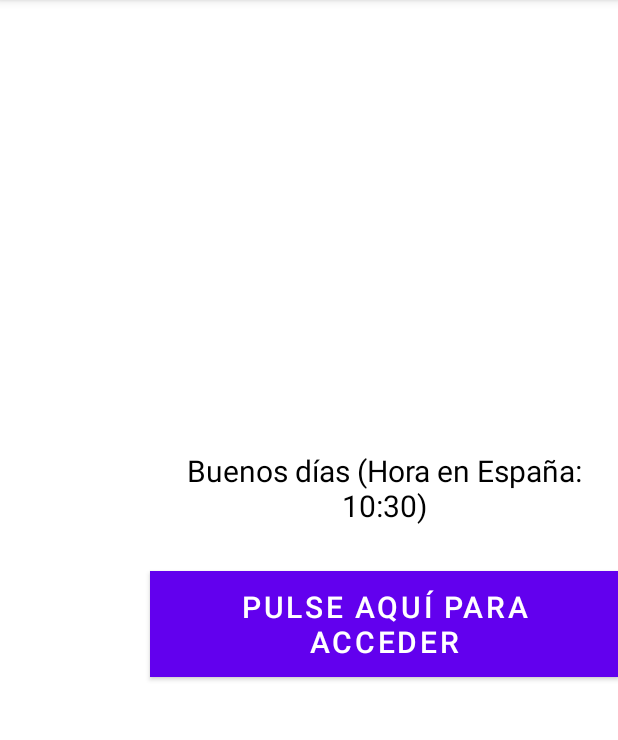
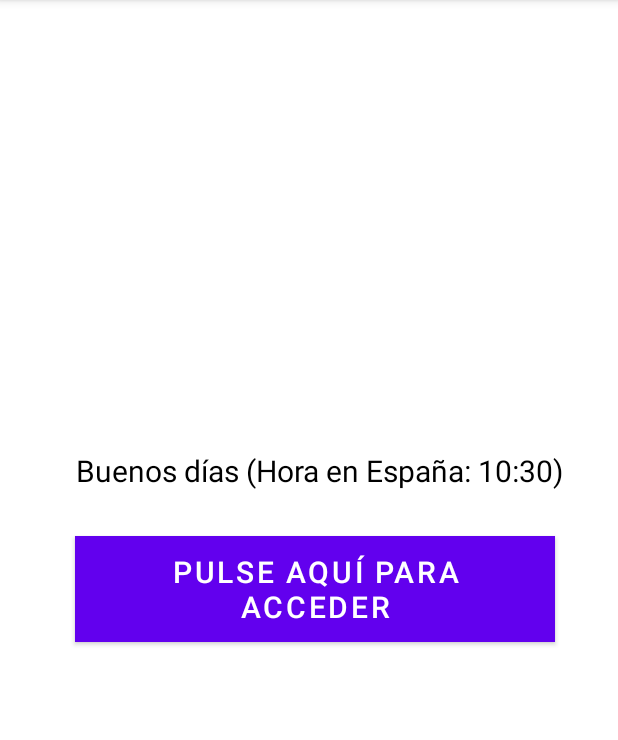
Before and after one commit to Tapiiaa/Aprendiendo, an Android app: the screen it shows after launch (FirstAppActivity), on a phone screen of 412 x 824 dp, the part 84-824 px from its top. Run offline under Robolectric (Android 15) with nearby library versions, the phone set to English and light mode, and no system bars.

Commit message:
xml modificado

```diff
--- a/app/src/main/res/layout/activity_first_app.xml
+++ b/app/src/main/res/layout/activity_first_app.xml
@@ -11,13 +11,15 @@
         android:id="@+id/greetingTextView"
         android:layout_width="wrap_content"
         android:layout_height="wrap_content"
-        android:text="Buenos días"
-        android:textSize="20sp"
         android:layout_marginTop="300dp"
         android:gravity="center"
+        android:text="Buenos días"
         android:textAlignment="center"
         android:textColor="@color/black"
-        android:layout_marginLeft="100dp" />
+        android:textSize="20sp"
+        android:layout_marginStart="50dp"
+
+        />
 
     <Button
         android:layout_width="wrap_content"
@@ -28,6 +30,7 @@
         android:layout_marginLeft="100dp"
         android:background="@color/teal_200"
         android:textColor="@color/white"
-        android:id="@+id/reciclarButton" />
+        android:id="@+id/reciclarButton"
+        android:layout_marginStart="50dp"/>
 
 </LinearLayout>
```
